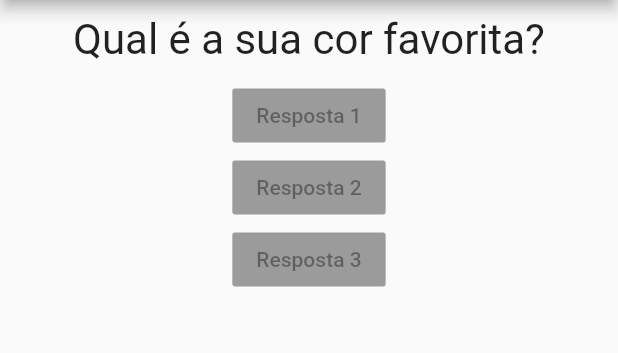
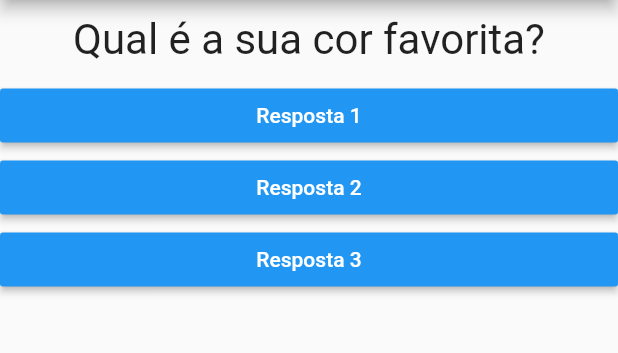
Before and after one commit to eugustavokeller/DevMobile, a Flutter app: the screen it shows after launch, on a phone screen of 412 x 824 dp, the part 84-437 px from its top. Run offline on Flutter 3.47's test engine with Material 2 defaults, Android fonts, the phone set to English and light mode, and no system bars.

Commit message:
Update Callback

```diff
--- a/curso_flutter/projeto_perguntas/lib/main.dart
+++ b/curso_flutter/projeto_perguntas/lib/main.dart
@@ -14,7 +14,6 @@ class _PerguntaAppState extends State<PerguntaApp> {
     setState(() {
       _perguntaSelecionada++;
     });
-    print(_perguntaSelecionada);
   }
 
   @override
@@ -32,9 +31,9 @@ class _PerguntaAppState extends State<PerguntaApp> {
         body: Column(
           children: <Widget>[
             Questao(perguntas[_perguntaSelecionada]),
-            Resposta('Resposta 1'),
-            Resposta('Resposta 2'),
-            Resposta('Resposta 3')
+            Resposta('Resposta 1', _responder),
+            Resposta('Resposta 2', _responder),
+            Resposta('Resposta 3', _responder)
           ],
         ),
       ),
--- a/curso_flutter/projeto_perguntas/lib/resposta.dart
+++ b/curso_flutter/projeto_perguntas/lib/resposta.dart
@@ -2,16 +2,21 @@ import 'package:flutter/widgets.dart';
 import 'package:flutter/material.dart';
 
 class Resposta extends StatelessWidget {
+  final String resposta;
+  final void Function() quandoSelecionado;
 
-  final String resposta;
-
-  Resposta(this.resposta);
+  Resposta(this.resposta, this.quandoSelecionado);
 
   @override
   Widget build(BuildContext context) {
-    return RaisedButton(
-      child: Text(resposta),
-      onPressed: null,
+    return Container(
+      width: double.infinity,
+      child: RaisedButton(
+        textColor: Colors.white,
+        color: Colors.blue,
+        child: Text(resposta),
+        onPressed: quandoSelecionado,
+      ),
     );
   }
 }
```
